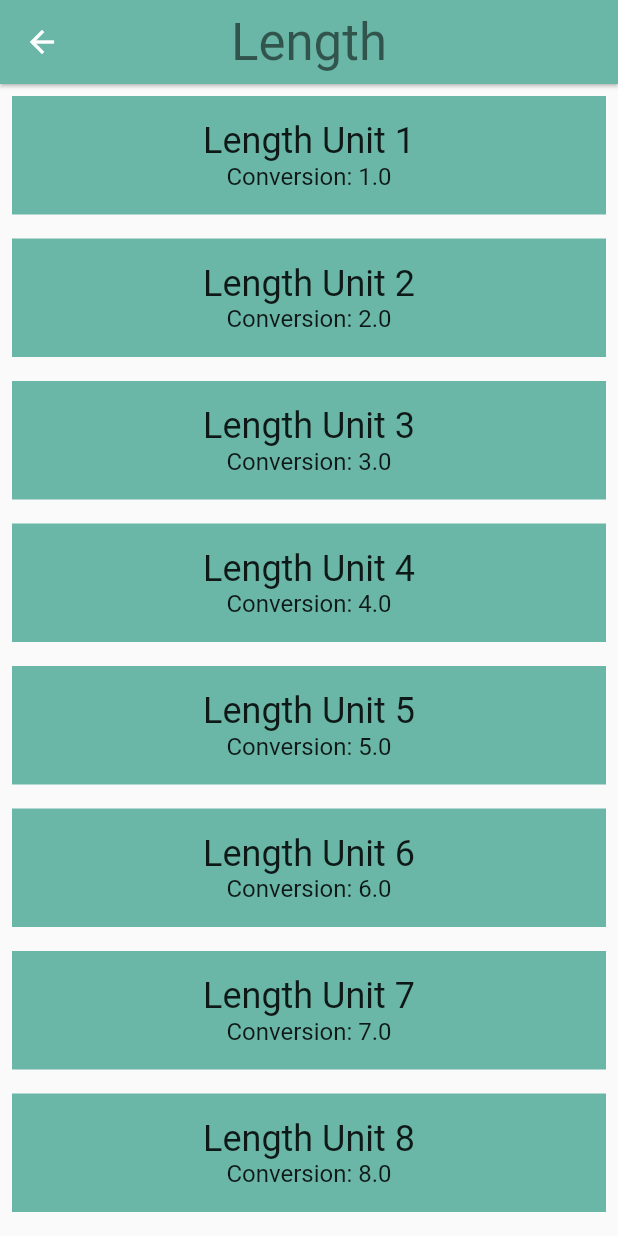
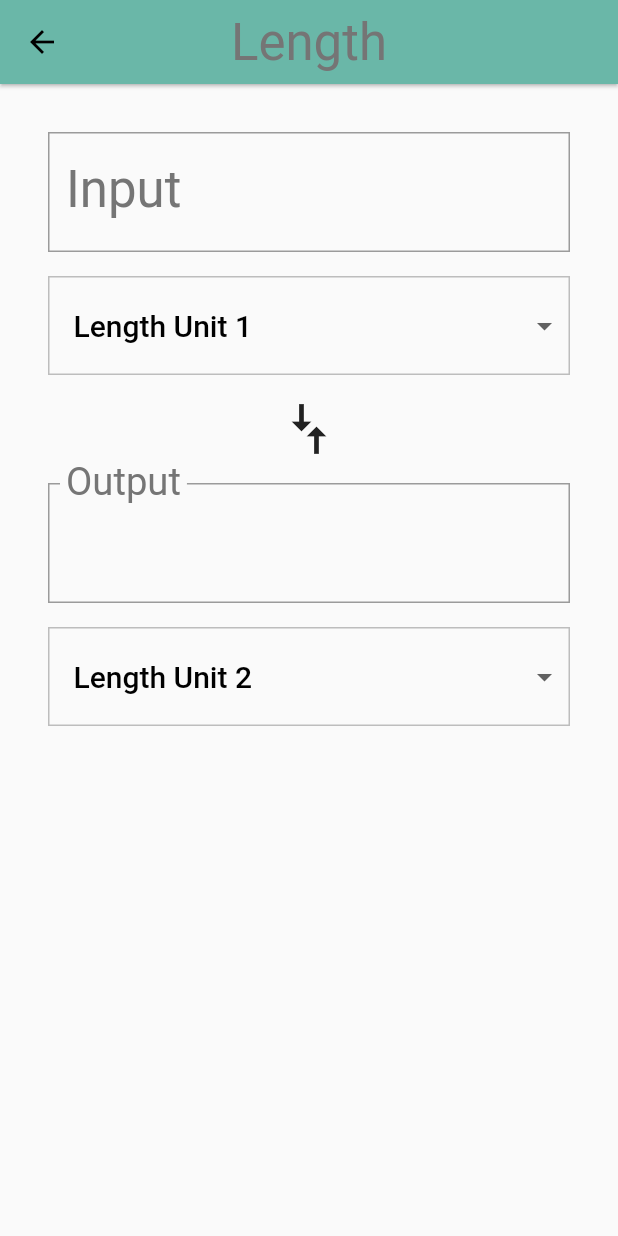
Before and after one commit to vagnercazarotto/Flutter, a Flutter app: the screen it shows after launch, after a tap on "Length", on a phone screen of 412 x 824 dp. Run offline on Flutter 3.47's test engine with Material 2 defaults, Android fonts, the light colour scheme and no system bars.

Commit message:
input update

```diff
--- a/task_06_input/lib/converter_route.dart
+++ b/task_06_input/lib/converter_route.dart
@@ -38,12 +38,46 @@
 }
 
 class _ConverterRouteState extends State<ConverterRoute> {
-  // TODO: Set some variables, such as for keeping track of the user's input
-  // value and units
+  Unit _fromValue;
+  Unit _toValue;
+  double _inputValue;
+  String _convertedValue = '';
+  List<DropdownMenuItem> _unitMenuItems;
+  bool _showValidationError = false;
 
-  // TODO: Determine whether you need to override anything, such as initState()
+  @override
+  void initState() {
+    super.initState();
+    _createDropdownMenuItems();
+    _setDefaults();
+  }
 
-  // TODO: Add other helper functions. We've given you one, _format()
+  /// Creates fresh list of [DropdownMenuItem] widgets, given a list of [Unit]s.
+  void _createDropdownMenuItems() {
+    var newItems = <DropdownMenuItem>[];
+    for (var unit in widget.units) {
+      newItems.add(DropdownMenuItem(
+        value: unit.name,
+        child: Container(
+          child: Text(
+            unit.name,
+            softWrap: true,
+          ),
+        ),
+      ));
+    }
+    setState(() {
+      _unitMenuItems = newItems;
+    });
+  }
+
+  /// Sets the default values for the 'from' and 'to' [Dropdown]s.
+  void _setDefaults() {
+    setState(() {
+      _fromValue = widget.units[0];
+      _toValue = widget.units[1];
+    });
+  }
 
   /// Clean up conversion; trim trailing zeros, e.g. 5.500 -> 5.5, 10.0 -> 10
   String _format(double conversion) {
@@ -61,40 +95,165 @@
     return outputNum;
   }
 
+  void _updateConversion() {
+    setState(() {
+      _convertedValue =
+          _format(_inputValue * (_toValue.conversion / _fromValue.conversion));
+    });
+  }
+
+  void _updateInputValue(String input) {
+    setState(() {
+      if (input == null || input.isEmpty) {
+        _convertedValue = '';
+      } else {
+        // Even though we are using the numerical keyboard, we still have to check
+        // for non-numerical input such as '5..0' or '6 -3'
+        try {
+          final inputDouble = double.parse(input);
+          _showValidationError = false;
+          _inputValue = inputDouble;
+          _updateConversion();
+        } on Exception catch (e) {
+          print('Error: $e');
+          _showValidationError = true;
+        }
+      }
+    });
+  }
+
+  Unit _getUnit(String unitName) {
+    return widget.units.firstWhere(
+          (Unit unit) {
+        return unit.name == unitName;
+      },
+      orElse: null,
+    );
+  }
+
+  void _updateFromConversion(dynamic unitName) {
+    setState(() {
+      _fromValue = _getUnit(unitName);
+    });
+    if (_inputValue != null) {
+      _updateConversion();
+    }
+  }
+
+  void _updateToConversion(dynamic unitName) {
+    setState(() {
+      _toValue = _getUnit(unitName);
+    });
+    if (_inputValue != null) {
+      _updateConversion();
+    }
+  }
+
+  Widget _createDropdown(String currentValue, ValueChanged<dynamic> onChanged) {
+    return Container(
+      margin: EdgeInsets.only(top: 16.0),
+      decoration: BoxDecoration(
+        // This sets the color of the [DropdownButton] itself
+        color: Colors.grey[50],
+        border: Border.all(
+          color: Colors.grey[400],
+          width: 1.0,
+        ),
+      ),
+      padding: EdgeInsets.symmetric(vertical: 8.0),
+      child: Theme(
+        // This sets the color of the [DropdownMenuItem]
+        data: Theme.of(context).copyWith(
+          canvasColor: Colors.grey[50],
+        ),
+        child: DropdownButtonHideUnderline(
+          child: ButtonTheme(
+            alignedDropdown: true,
+            child: DropdownButton(
+              value: currentValue,
+              items: _unitMenuItems,
+              onChanged: onChanged,
+              style: Theme.of(context).textTheme.title,
+            ),
+          ),
+        ),
+      ),
+    );
+  }
+
   @override
   Widget build(BuildContext context) {
-    // TODO: Create the 'input' group of widgets. This is a Column that includes
-    // includes the output value, and 'from' unit [Dropdown].
+    final input = Padding(
+      padding: _padding,
+      child: Column(
+        crossAxisAlignment: CrossAxisAlignment.stretch,
+        children: [
+          // This is the widget that accepts text input. In this case, it
+          // accepts numbers and calls the onChanged property on update.
+          // You can read more about it here: https://flutter.io/text-input
+          TextField(
+            style: Theme.of(context).textTheme.display1,
+            decoration: InputDecoration(
+              labelStyle: Theme.of(context).textTheme.display1,
+              errorText: _showValidationError ? 'Invalid number entered' : null,
+              labelText: 'Input',
+              border: OutlineInputBorder(
+                borderRadius: BorderRadius.circular(0.0),
+              ),
+            ),
+            // Since we only want numerical input, we use a number keyboard. There
+            // are also other keyboards for dates, emails, phone numbers, etc.
+            keyboardType: TextInputType.number,
+            onChanged: _updateInputValue,
+          ),
+          _createDropdown(_fromValue.name, _updateFromConversion),
+        ],
+      ),
+    );
 
-    // TODO: Create a compare arrows icon.
+    final arrows = RotatedBox(
+      quarterTurns: 1,
+      child: Icon(
+        Icons.compare_arrows,
+        size: 40.0,
+      ),
+    );
 
-    // TODO: Create the 'output' group of widgets. This is a Column that
+    final output = Padding(
+      padding: _padding,
+      child: Column(
+        crossAxisAlignment: CrossAxisAlignment.stretch,
+        children: [
+          InputDecorator(
+            child: Text(
+              _convertedValue,
+              style: Theme.of(context).textTheme.display1,
+            ),
+            decoration: InputDecoration(
+              labelText: 'Output',
+              labelStyle: Theme.of(context).textTheme.display1,
+              border: OutlineInputBorder(
+                borderRadius: BorderRadius.circular(0.0),
+              ),
+            ),
+          ),
+          _createDropdown(_toValue.name, _updateToConversion),
+        ],
+      ),
+    );
 
-    // TODO: Return the input, arrows, and output widgets, wrapped in
+    final converter = Column(
+      crossAxisAlignment: CrossAxisAlignment.stretch,
+      children: [
+        input,
+        arrows,
+        output,
+      ],
+    );
 
-    // TODO: Delete the below placeholder code
-    final unitWidgets = widget.units.map((Unit unit) {
-      return Container(
-        color: widget.color,
-        margin: EdgeInsets.all(8.0),
-        padding: EdgeInsets.all(16.0),
-        child: Column(
-          children: <Widget>[
-            Text(
-              unit.name,
-              style: Theme.of(context).textTheme.headline,
-            ),
-            Text(
-              'Conversion: ${unit.conversion}',
-              style: Theme.of(context).textTheme.subhead,
-            ),
-          ],
-        ),
-      );
-    }).toList();
-
-    return ListView(
-      children: unitWidgets,
+    return Padding(
+      padding: _padding,
+      child: converter,
     );
   }
 }
--- a/task_06_input/lib/main.dart
+++ b/task_06_input/lib/main.dart
@@ -25,7 +25,18 @@
     return MaterialApp(
       debugShowCheckedModeBanner: false,
       title: 'Unit Converter',
-      // TODO: Fill out the theme parameter
+      theme: ThemeData(
+        textTheme: Theme
+            .of(context)
+            .textTheme
+            .apply(
+          bodyColor: Colors.black,
+          displayColor: Colors.grey[600],
+        ),
+        // This colors the [InputOutlineBorder] when it is selected
+        primaryColor: Colors.grey[500],
+        textSelectionHandleColor: Colors.green[500],
+      ),
       home: CategoryRoute(),
     );
   }
```
